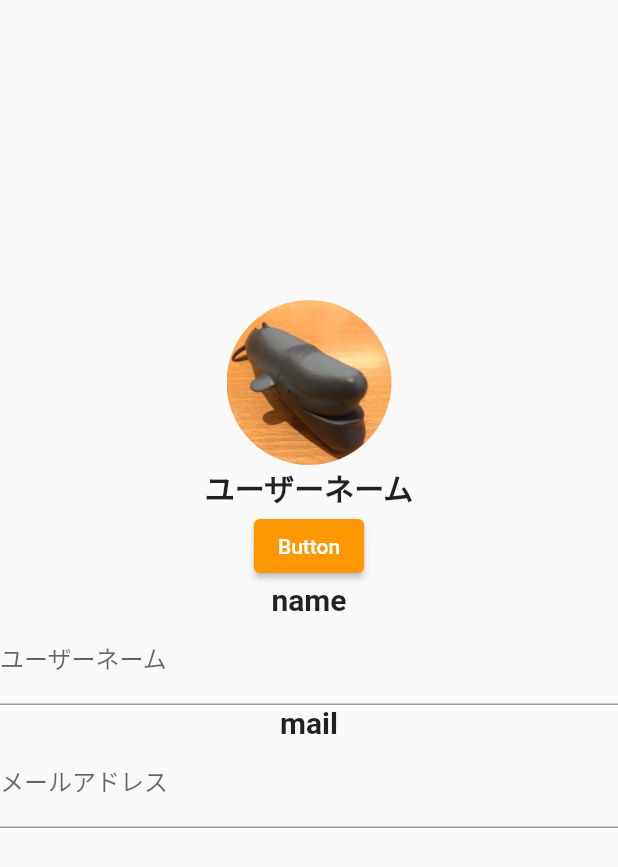
After one commit to TechUni2020/member-site-app, a Flutter app: the screen it shows after launch, item 4 of the bottom bar chosen, after a tap on "Button", on a phone screen of 412 x 824 dp. The commit adds this screen. Shown: the top 867 px of the screen. Run offline on Flutter 3.47's test engine with Material 2 defaults, Android fonts, the phone set to English and light mode, and no system bars; our stand-ins replace firebase_auth, firebase_core, shared_preferences; accounts and stored records are empty; network calls fail.

Commit message:
firebase以外の基本的な見た目だけ作りました

```diff
--- /dev/null
+++ b/lib/screens/mypages/edit_mypage.dart
@@ -0,0 +1,80 @@
+import 'package:flutter/material.dart';
+import 'package:techuni/models/auth_model.dart';
+import 'package:techuni/screens/auth/signin.dart';
+
+class editpage extends StatefulWidget {
+  @override
+  _editpageState createState() => _editpageState();
+}
+
+class _editpageState extends State<editpage> {
+  @override
+  void initState() {
+    super.initState();
+  }
+
+  @override
+  Widget build(BuildContext context) {
+    return Scaffold(
+        // appBar: appBarMain(context),
+        // drawer: drawerMain(context),
+        body: Container(
+          child: Column(
+            children: <Widget>[
+              Container(
+                height: 200,
+              ),
+              Container(
+                width: 110.0,
+                height: 110.0,
+                decoration: BoxDecoration(
+                    shape: BoxShape.circle,
+                    image: DecorationImage(
+                      fit: BoxFit.fill,
+                      image: AssetImage('assets/images/IMG_5734.jpg'),
+                    )),
+              ),
+              Text(
+                "ユーザーネーム",
+                style: TextStyle(fontSize: 20.0, fontWeight: FontWeight.bold),
+              ),
+              ElevatedButton(
+                child: const Text('Button'),
+                style: ElevatedButton.styleFrom(
+                  primary: Colors.orange,
+                  onPrimary: Colors.white,
+                ),
+                onPressed: () {
+                  Navigator.pop(context);
+                },
+              ),
+          Container(
+                child: Column(
+                  children: <Widget>[
+                    Text(
+                      "name",
+                      style: TextStyle(fontSize: 20.0, fontWeight: FontWeight.bold),
+                    ),
+                    Form(
+                      child: TextFormField(
+                        decoration: InputDecoration(labelText: 'ユーザーネーム'),
+                      ),
+                    ),
+                    Text(
+                      "mail",
+                      style: TextStyle(fontSize: 20.0, fontWeight: FontWeight.bold),
+                    ),
+                    Form(
+                      child: TextFormField(
+                        decoration: InputDecoration(labelText: 'メールアドレス'),
+                      ),
+                    ),
+                  ],
+                ),
+              ),
+            ],
+          ),
+        )
+    );
+  }
+}
--- /dev/null
+++ b/lib/screens/mypages/mypage.dart
@@ -0,0 +1,111 @@
+import 'package:flutter/material.dart';
+import 'package:techuni/models/auth_model.dart';
+import 'package:techuni/screens/auth/signin.dart';
+
+import 'edit_mypage.dart';
+
+
+class mypage extends StatefulWidget {
+  @override
+  _mypageState createState() => _mypageState();
+}
+
+class _mypageState extends State<mypage> {
+  @override
+  void initState() {
+    super.initState();
+  }
+
+  @override
+  Widget build(BuildContext context) {
+    return Scaffold(
+        // appBar: appBarMain(context),
+        // drawer: drawerMain(context),
+        body: Container(
+          child: Column(
+            children: <Widget>[
+              Container(
+                height: 300,
+              ),
+              Container(
+                width: 110.0,
+                height: 110.0,
+                decoration: BoxDecoration(
+                    shape: BoxShape.circle,
+                    image: DecorationImage(
+                      fit: BoxFit.fill,
+                      image: AssetImage('assets/images/IMG_5734.jpg'),
+                    )),
+              ),
+              Text(
+                "ユーザーネーム",
+                style: TextStyle(fontSize: 20.0, fontWeight: FontWeight.bold),
+              ),
+              ElevatedButton(
+                child: const Text('Button'),
+                style: ElevatedButton.styleFrom(
+                  primary: Colors.orange,
+                  onPrimary: Colors.white,
+                ),
+                onPressed: () {
+                  // （1） 指定した画面に遷移する
+                  Navigator.push(
+                      context,
+                      MaterialPageRoute(
+                          // （2） 実際に表示するページ(ウィジェット)を指定する
+                          builder: (context) => editpage()));
+                },
+              ),
+              Text(
+                "About",
+                style: TextStyle(fontSize: 20.0, fontWeight: FontWeight.bold),
+              ),
+              Text(
+                "文章が入る",
+                style: TextStyle(fontSize: 20.0, fontWeight: FontWeight.bold),
+              ),
+            ],
+          ),
+        )
+    );
+  }
+}
+
+/////////////////////////////////////////////////////////////////////////
+class _MyFirestorePageState extends State<FirestoreLoad> {
+  // ドキュメント情報を入れる箱を用意
+  List<DocumentSnapshot> documentList = [];
+
+  @override
+  Widget build(BuildContext context) {
+    return Scaffold(
+      body: Center(
+        child: Column(
+          children: <Widget>[
+            RaisedButton(
+              child: Text('LoadAlldocs'),
+              onPressed: () async {
+                // 指定コレクションのドキュメント一覧を取得
+                final snapshot = await Firestore.instance
+                    .collection('test_collection1')
+                    .getDocuments();
+                // ドキュメント一覧を配列で格納
+                setState(() {
+                  documentList = snapshot.documents;
+                });
+              },
+            ),
+            // ドキュメント情報を表示
+            Column(
+              children: documentList.map((document) {
+                return ListTile(
+                  title: Text('name:${document['name']}'),
+                );
+              }).toList(),
+            ),
+          ],
+        ),
+      ),
+    );
+  }
+}
--- a/lib/screens/routes/root.dart
+++ b/lib/screens/routes/root.dart
@@ -1,4 +1,5 @@
 import 'package:flutter/material.dart';
+import 'package:techuni/screens/mypages/mypage.dart';
 import 'package:techuni/screens/routes/home.dart';
 import 'package:techuni/widgets/widget.dart';
 
@@ -33,7 +34,7 @@ class _RootWidgetState extends State<RootWidget> {
     HomePage(),
     HomePage(),
     HomePage(),
-    HomePage(),
+    mypage(),
   ];
 
   @override
--- a/pubspec.yaml
+++ b/pubspec.yaml
@@ -24,6 +24,7 @@ dependencies:
   flutter:
     sdk: flutter
 
+
   firebase_core: ^0.7.0
   firebase_auth: ^0.20.1
   cloud_firestore: ^0.16.0+1
@@ -49,6 +50,9 @@ flutter:
   # included with your application, so that you can use the icons in
   # the material Icons class.
   uses-material-design: true
+  assets:
+    - assets/
+    - assets/images/
 
   # To add assets to your application, add an assets section, like this:
   # assets:
```
Also changed, not shown: assets/images/IMG_5734.jpg (added), pubspec.lock.
